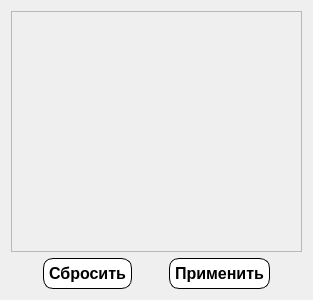
First picture: the form in Gui/Filters/Admin/f_profit.ui, repository MyEdit/Casino_Client, before the edit.
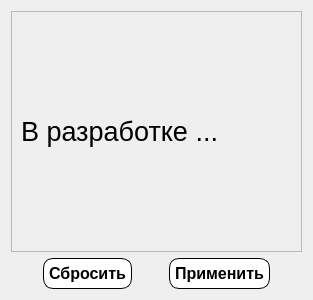
Second picture: the form after the edit.

```diff
--- a/Gui/Filters/Admin/f_profit.ui
+++ b/Gui/Filters/Admin/f_profit.ui
@@ -28,7 +28,21 @@
         <height>238</height>
        </rect>
       </property>
-      <layout class="QVBoxLayout" name="verticalLayout_2"/>
+      <layout class="QVBoxLayout" name="verticalLayout_2">
+       <item>
+        <widget class="QLabel" name="label">
+         <property name="font">
+          <font>
+           <family>Segoe UI</family>
+           <pointsize>20</pointsize>
+          </font>
+         </property>
+         <property name="text">
+          <string>В разработке ...</string>
+         </property>
+        </widget>
+       </item>
+      </layout>
      </widget>
     </widget>
    </item>
```
